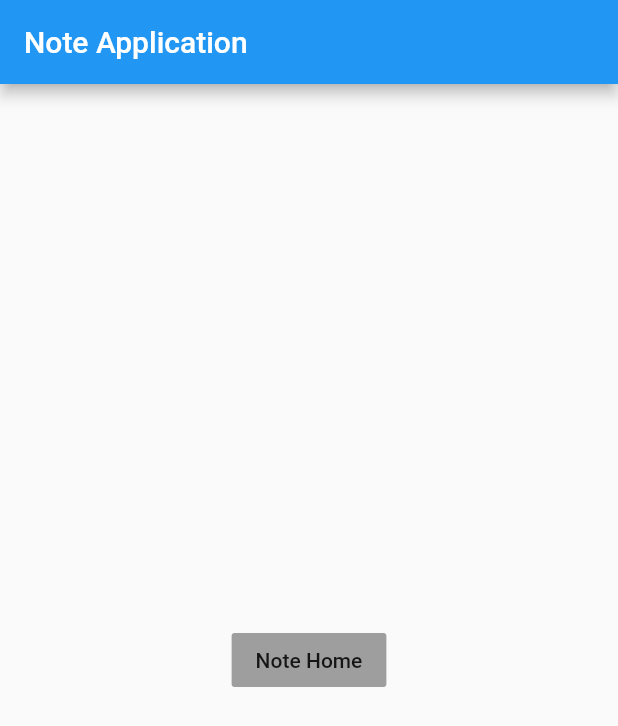
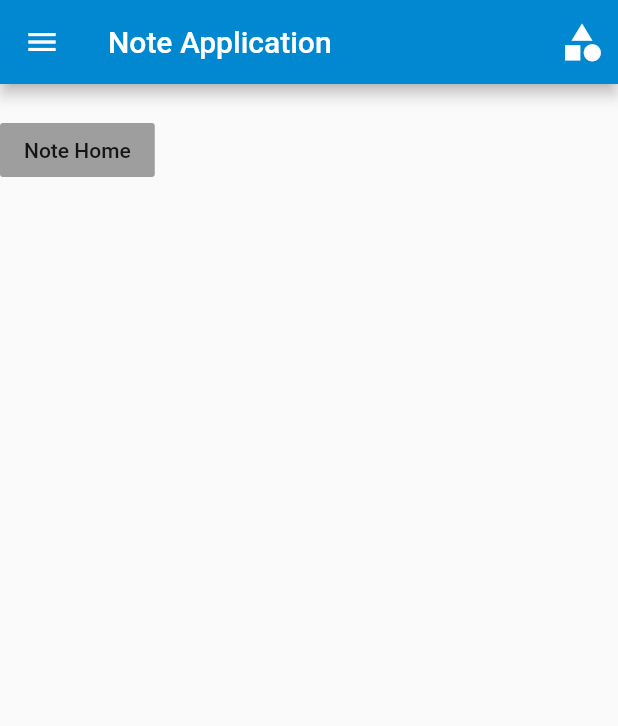
Before and after one commit to gokhan94/flutter_firestore_note_app, a Flutter app: the screen it shows after launch, on a phone screen of 412 x 824 dp. Shown: the top 726 px of the screen. Run offline on Flutter 3.47's test engine with Material 2 defaults, Android fonts, the phone set to English and light mode, and no system bars; our stand-ins replace cloud_firestore, firebase_core; accounts and stored records are empty.

Commit message:
Category model was created.Categories have been added.

```diff
--- /dev/null
+++ b/lib/api/data.dart
@@ -0,0 +1,18 @@
+import 'package:cloud_firestore/cloud_firestore.dart';
+import 'package:flutter_note_app/model/category.dart';
+
+class FirestoreDatabase {
+
+  final CollectionReference collectionCatergory = FirebaseFirestore.instance.collection("categories");
+
+  Future addCategory(Category category){
+    return collectionCatergory.add(category.CategorytoJson());
+  }
+
+  Stream<QuerySnapshot> streamCategoryGet(){
+    return collectionCatergory.snapshots();
+  }
+
+
+
+}
--- a/lib/main.dart
+++ b/lib/main.dart
@@ -1,5 +1,7 @@
 import 'package:flutter/material.dart';
 import 'package:firebase_core/firebase_core.dart';
+import 'package:flutter_note_app/screens/category_note_detail.dart';
+import 'package:flutter_note_app/ui/category_add.dart';
 import 'package:flutter_note_app/ui/note_detail.dart';
 import 'ui/note_home.dart';
 
@@ -18,7 +20,9 @@ class MyApp extends StatelessWidget {
       initialRoute: '/home',
       routes: {
         NoteHomePage.routeName: (context) => NoteHomePage(),
-        NoteDetail.routeName:   (context) => NoteDetail()
+        NoteDetail.routeName:   (context) => NoteDetail(),
+        CategoryAdd.routeName:   (context) => CategoryAdd(),
+        CategoryNoteDetail.routeName:   (context) => CategoryNoteDetail(),
         //'/home': (context) => NoteHomePage(),
         //'/note-detail': (context) => NoteDetail(),
       },
--- /dev/null
+++ b/lib/model/category.dart
@@ -0,0 +1,15 @@
+class Category {
+  int categoryId;
+  String categoryName;
+
+  Category({this.categoryName, this.categoryId});
+
+  Category.fromJson(Map<String, dynamic> category) {
+    //categoryId = category["categoryId"];
+    categoryName = category["categoryName"];
+  }
+
+  Map<String, dynamic> CategorytoJson() {
+    return {"categoryName": categoryName};
+  }
+}
--- a/lib/model/note.dart
+++ b/lib/model/note.dart
@@ -1,8 +1,21 @@
 class Note {
-  final int noteId;
-  final String name;
-  final String description;
-  final int categoryId;
+  int noteId;
+  String name;
+  String description;
+  int categoryDocId;
 
-  Note(this.noteId, this.name, this.description, this.categoryId);
+  Note(this.noteId, this.name, this.description, this.categoryDocId);
+
+  Note.fromJson(Map<String, dynamic> note) {
+    noteId = note["noteId"];
+    name = note["name"];
+    description = note["description"];
+    categoryDocId = note["categoryId"];
+  }
+
+  Map NotetoJson() {
+    return {"noteId": noteId, "name": name, "description": description, categoryDocId: "categoryId"};
+  }
+
+
 }
--- a/lib/ui/note_home.dart
+++ b/lib/ui/note_home.dart
@@ -1,18 +1,55 @@
+import 'package:cloud_firestore/cloud_firestore.dart';
 import 'package:flutter/material.dart';
+import 'package:flutter_note_app/api/data.dart';
+import 'package:flutter_note_app/model/category.dart';
+import 'package:flutter_note_app/ui/category_add.dart';
 import 'note_detail.dart';
 import 'package:flutter_note_app/model/note.dart';
+import 'package:flutter_note_app/screens/category_note_detail.dart';
 
-class NoteHomePage extends StatelessWidget {
+class NoteHomePage extends StatefulWidget {
   static const routeName = '/home';
+  @override
+  _NoteHomePageState createState() => _NoteHomePageState();
+}
+
+class _NoteHomePageState extends State<NoteHomePage> {
+  final FirestoreDatabase collectionCatergory = FirestoreDatabase();
+  final Category category = Category();
 
   @override
   Widget build(BuildContext context) {
     return Scaffold(
+      drawer: Drawer(
+        child: ListView(
+          padding: EdgeInsets.zero,
+          children: [
+            DrawerHeader(
+              child: Text('About'),
+              decoration: BoxDecoration(
+                color: Colors.blue,
+              ),
+            ),
+          ],
+        ),
+      ),
       appBar: AppBar(
         title: Text("Note Application"),
+        backgroundColor: Colors.lightBlue[700],
+        actions: [
+          IconButton(
+            icon: Icon(Icons.category),
+            iconSize: 30,
+            onPressed: () {
+              Navigator.pushNamed(context, CategoryAdd.routeName);
+            },
           ),
-      body: Center(
-        child: FlatButton(
+        ],
+      ),
+      body: Column(
+        children: [
+          categoryScrollView(),
+          FlatButton(
             child: Text("Note Home"),
             color: Colors.grey,
             textColor: Colors.black87,
@@ -21,6 +58,60 @@ class NoteHomePage extends StatelessWidget {
                   arguments: Note(1, "note 1", "note description", 2));
             },
           ),
+        ],
+      ),
+    );
+  }
+
+  Widget categoryScrollView() {
+    return StreamBuilder<QuerySnapshot>(
+      stream: collectionCatergory.streamCategoryGet(),
+      builder: (BuildContext context, AsyncSnapshot<QuerySnapshot> snapshot) {
+        if (snapshot.hasError) {
+          return Text('Something went wrong');
+        }
+        if (snapshot.connectionState == ConnectionState.waiting) {
+          return Text("Loading");
+        }
+        return Padding(
+          padding: EdgeInsets.all(10),
+          child: Column(
+            children: [
+              SingleChildScrollView(
+                scrollDirection: Axis.horizontal,
+                child: Row(
+                  children: snapshot.data.docs.map((DocumentSnapshot document) {
+                    return categoryFlatButton(document);
+                  }).toList(),
+                ),
+              )
+            ],
+          ),
+        );
+      },
+    );
+  }
+
+  Widget categoryFlatButton(DocumentSnapshot document) {
+    return Container(
+      margin: EdgeInsets.all(5),
+      child: FlatButton(
+        child: Text(
+          document.data()['categoryName'],
+          style: TextStyle(color: Colors.white),
+        ),
+        shape: RoundedRectangleBorder(
+            borderRadius: BorderRadius.circular(15),
+            side: BorderSide(color: Colors.lightBlue.shade700)),
+        color: Colors.lightBlue.shade700,
+        onPressed: () {
+          Navigator.pushNamed(context, CategoryNoteDetail.routeName,
+              arguments: CategoryNoteDetail.category(
+                id: document.id.toString(),
+                name: document.data()['categoryName'],
+              ));
+          print(document.id);
+        },
       ),
     );
   }
```
Also changed, not shown: lib/screens/category_note_detail.dart (added, +28 -0 lines), lib/ui/category_add.dart (added, +79 -0 lines). Lines whose indentation alone changed are shown as unchanged.
